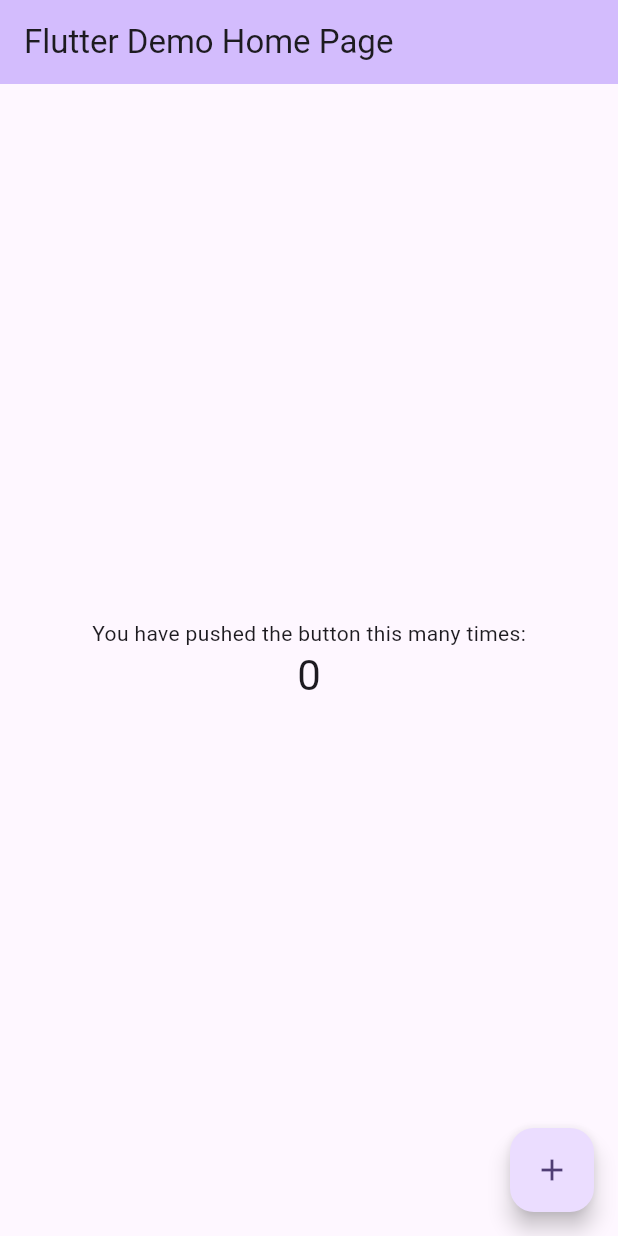
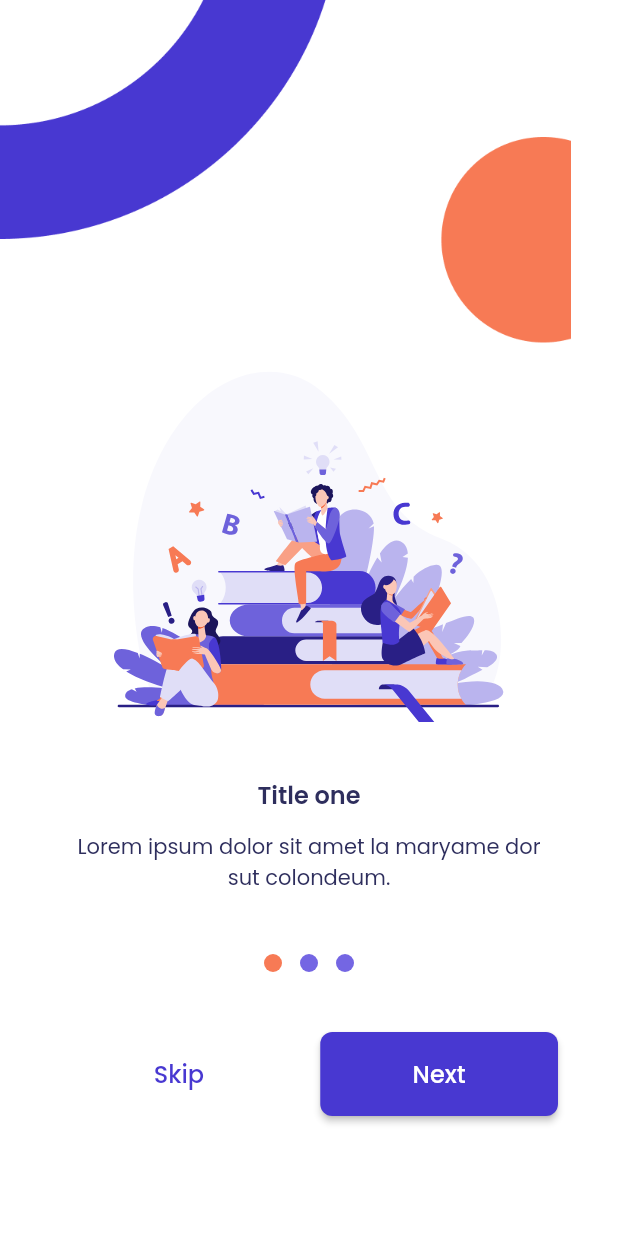
Before and after one commit to bobirbek1/audio_book, a Flutter app: the screen it shows after launch, on a phone screen of 412 x 824 dp. Run offline on Flutter 3.47's test engine with Material 2 defaults, Android fonts, the phone set to English and light mode, and no system bars; our stand-ins replace flutter_svg, google_fonts.

Commit message:
feat: lesson 06, onBoarding ui

```diff
--- a/lib/gen/assets.gen.dart
+++ b/lib/gen/assets.gen.dart
@@ -134,11 +134,11 @@ class $AssetsIconsGen {
 class $AssetsImagesGen {
   const $AssetsImagesGen();
 
-  /// File path: assets/images/bg_pattern_dark.svg
-  SvgGenImage get bgPatternDark => const SvgGenImage('assets/images/bg_pattern_dark.svg');
+  /// File path: assets/images/bg_pattern_dark.png
+  AssetGenImage get bgPatternDark => const AssetGenImage('assets/images/bg_pattern_dark.png');
 
-  /// File path: assets/images/bg_pattern_light.svg
-  SvgGenImage get bgPatternLight => const SvgGenImage('assets/images/bg_pattern_light.svg');
+  /// File path: assets/images/bg_pattern_light.png
+  AssetGenImage get bgPatternLight => const AssetGenImage('assets/images/bg_pattern_light.png');
 
   /// File path: assets/images/comunity.svg
   SvgGenImage get comunity => const SvgGenImage('assets/images/comunity.svg');
--- a/lib/main.dart
+++ b/lib/main.dart
@@ -1,125 +1,7 @@
+
+import 'package:audio_book/src/presentation/base/my_app.dart';
 import 'package:flutter/material.dart';
 
 void main() {
   runApp(const MyApp());
 }
-
-class MyApp extends StatelessWidget {
-  const MyApp({super.key});
-
-  // This widget is the root of your application.
-  @override
-  Widget build(BuildContext context) {
-    return MaterialApp(
-      title: 'Flutter Demo',
-      theme: ThemeData(
-        // This is the theme of your application.
-        //
-        // TRY THIS: Try running your application with "flutter run". You'll see
-        // the application has a blue toolbar. Then, without quitting the app,
-        // try changing the seedColor in the colorScheme below to Colors.green
-        // and then invoke "hot reload" (save your changes or press the "hot
-        // reload" button in a Flutter-supported IDE, or press "r" if you used
-        // the command line to start the app).
-        //
-        // Notice that the counter didn't reset back to zero; the application
-        // state is not lost during the reload. To reset the state, use hot
-        // restart instead.
-        //
-        // This works for code too, not just values: Most code changes can be
-        // tested with just a hot reload.
-        colorScheme: ColorScheme.fromSeed(seedColor: Colors.deepPurple),
-        useMaterial3: true,
-      ),
-      home: const MyHomePage(title: 'Flutter Demo Home Page'),
-    );
-  }
-}
-
-class MyHomePage extends StatefulWidget {
-  const MyHomePage({super.key, required this.title});
-
-  // This widget is the home page of your application. It is stateful, meaning
-  // that it has a State object (defined below) that contains fields that affect
-  // how it looks.
-
-  // This class is the configuration for the state. It holds the values (in this
-  // case the title) provided by the parent (in this case the App widget) and
-  // used by the build method of the State. Fields in a Widget subclass are
-  // always marked "final".
-
-  final String title;
-
-  @override
-  State<MyHomePage> createState() => _MyHomePageState();
-}
-
-class _MyHomePageState extends State<MyHomePage> {
-  int _counter = 0;
-
-  void _incrementCounter() {
-    setState(() {
-      // This call to setState tells the Flutter framework that something has
-      // changed in this State, which causes it to rerun the build method below
-      // so that the display can reflect the updated values. If we changed
-      // _counter without calling setState(), then the build method would not be
-      // called again, and so nothing would appear to happen.
-      _counter++;
-    });
-  }
-
-  @override
-  Widget build(BuildContext context) {
-    // This method is rerun every time setState is called, for instance as done
-    // by the _incrementCounter method above.
-    //
-    // The Flutter framework has been optimized to make rerunning build methods
-    // fast, so that you can just rebuild anything that needs updating rather
-    // than having to individually change instances of widgets.
-    return Scaffold(
-      appBar: AppBar(
-        // TRY THIS: Try changing the color here to a specific color (to
-        // Colors.amber, perhaps?) and trigger a hot reload to see the AppBar
-        // change color while the other colors stay the same.
-        backgroundColor: Theme.of(context).colorScheme.inversePrimary,
-        // Here we take the value from the MyHomePage object that was created by
-        // the App.build method, and use it to set our appbar title.
-        title: Text(widget.title),
-      ),
-      body: Center(
-        // Center is a layout widget. It takes a single child and positions it
-        // in the middle of the parent.
-        child: Column(
-          // Column is also a layout widget. It takes a list of children and
-          // arranges them vertically. By default, it sizes itself to fit its
-          // children horizontally, and tries to be as tall as its parent.
-          //
-          // Column has various properties to control how it sizes itself and
-          // how it positions its children. Here we use mainAxisAlignment to
-          // center the children vertically; the main axis here is the vertical
-          // axis because Columns are vertical (the cross axis would be
-          // horizontal).
-          //
-          // TRY THIS: Invoke "debug painting" (choose the "Toggle Debug Paint"
-          // action in the IDE, or press "p" in the console), to see the
-          // wireframe for each widget.
-          mainAxisAlignment: MainAxisAlignment.center,
-          children: <Widget>[
-            const Text(
-              'You have pushed the button this many times:',
-            ),
-            Text(
-              '$_counter',
-              style: Theme.of(context).textTheme.headlineMedium,
-            ),
-          ],
-        ),
-      ),
-      floatingActionButton: FloatingActionButton(
-        onPressed: _incrementCounter,
-        tooltip: 'Increment',
-        child: const Icon(Icons.add),
-      ), // This trailing comma makes auto-formatting nicer for build methods.
-    );
-  }
-}
--- /dev/null
+++ b/lib/src/presentation/base/my_app.dart
@@ -0,0 +1,27 @@
+
+
+
+
+
+import 'package:audio_book/gen/colors.gen.dart';
+import 'package:audio_book/src/presentation/pages/on_boarding/on_boarding_page.dart';
+import 'package:audio_book/src/presentation/pages/splash/splash_page.dart';
+import 'package:flutter/material.dart';
+import 'package:google_fonts/google_fonts.dart';
+
+class MyApp extends StatelessWidget {
+  const MyApp({super.key});
+
+  @override
+  Widget build(BuildContext context) {
+    return MaterialApp(
+      title: "Audio book",
+      theme: ThemeData(
+        brightness: Brightness.light,
+        fontFamily: GoogleFonts.poppins().fontFamily,
+        scaffoldBackgroundColor: ColorName.white,
+      ),
+      home: const OnBoardingPage(),
+    );
+  }
+}
--- /dev/null
+++ b/lib/src/presentation/pages/on_boarding/on_boarding_page.dart
@@ -0,0 +1,176 @@
+import 'package:audio_book/gen/assets.gen.dart';
+import 'package:audio_book/gen/colors.gen.dart';
+import 'package:audio_book/src/presentation/widgets/page_indicator.dart';
+import 'package:flutter/material.dart';
+import 'package:flutter_svg/flutter_svg.dart';
+
+class OnBoardingPage extends StatelessWidget {
+  const OnBoardingPage({super.key});
+
+  @override
+  Widget build(BuildContext context) {
+    final pageController = PageController();
+    return Scaffold(
+      body: Stack(
+        children: [
+          Assets.images.bgPatternLight.image(
+            fit: BoxFit.cover,
+          ),
+          Column(
+            children: [
+              Expanded(
+                child: PageView(
+                  controller: pageController,
+                  children: [
+                    _PageItem(
+                      title: "Title one",
+                      subtitle:
+                          "Lorem ipsum dolor sit amet la maryame dor sut colondeum.",
+                      svgPath: Assets.images.people.path,
+                    ),
+                    _PageItem(
+                      title: "Title one",
+                      subtitle:
+                          "Lorem ipsum dolor sit amet la maryame dor sut colondeum.",
+                      svgPath: Assets.images.people.path,
+                    ),
+                    _PageItem(
+                      title: "Title one",
+                      subtitle:
+                          "Lorem ipsum dolor sit amet la maryame dor sut colondeum.",
+                      svgPath: Assets.images.people.path,
+                    ),
+                  ],
+                ),
+              ),
+              PageIndicator(controller: pageController),
+              const SizedBox(
+                height: 40,
+              ),
+              Row(
+                children: [
+                  const SizedBox(
+                    width: 40,
+                  ),
+                  Expanded(
+                    child: TextButton(
+                      onPressed: () {},
+                      style: TextButton.styleFrom(
+                          fixedSize: const Size.fromHeight(56),
+                          shape: RoundedRectangleBorder(
+                            borderRadius: BorderRadius.circular(
+                              8,
+                            ),
+                          ),
+                          foregroundColor: ColorName.primary50),
+                      child: const Text(
+                        "Skip",
+                        textAlign: TextAlign.center,
+                        style: TextStyle(
+                          fontSize: 16,
+                          fontWeight: FontWeight.w500,
+                          color: ColorName.primary50,
+                        ),
+                      ),
+                    ),
+                  ),
+                  const SizedBox(
+                    width: 15,
+                  ),
+                  Expanded(
+                    child: ElevatedButton(
+                      onPressed: () {
+                        if (pageController.page == 2) {
+                          return;
+                        }
+                        pageController.animateToPage(
+                            pageController.page!.toInt() + 1,
+                            duration: const Duration(milliseconds: 250),
+                            curve: Curves.ease);
+                      },
+                      style: ElevatedButton.styleFrom(
+                          fixedSize: const Size.fromHeight(56),
+                          shape: RoundedRectangleBorder(
+                            borderRadius: BorderRadius.circular(
+                              8,
+                            ),
+                          ),
+                          backgroundColor: ColorName.primary50),
+                      child: const Text(
+                        "Next",
+                        textAlign: TextAlign.center,
+                        style: TextStyle(
+                          fontSize: 16,
+                          fontWeight: FontWeight.w500,
+                          color: ColorName.white,
+                        ),
+                      ),
+                    ),
+                  ),
+                  const SizedBox(
+                    width: 40,
+                  ),
+                ],
+              ),
+              const SizedBox(
+                height: 80,
+              ),
+            ],
+          ),
+        ],
+      ),
+    );
+  }
+}
+
+class _PageItem extends StatelessWidget {
+  final String svgPath;
+  final String title;
+  final String subtitle;
+
+  const _PageItem(
+      {required this.title, required this.subtitle, required this.svgPath});
+
+  @override
+  Widget build(BuildContext context) {
+    return Padding(
+      padding: const EdgeInsets.symmetric(horizontal: 40),
+      child: Column(
+        mainAxisAlignment: MainAxisAlignment.end,
+        children: [
+          SvgPicture.asset(
+            svgPath,
+            fit: BoxFit.contain,
+            width: 260,
+            height: 260,
+          ),
+          const SizedBox(
+            height: 23,
+          ),
+          Text(
+            title,
+            style: const TextStyle(
+              fontSize: 16,
+              fontWeight: FontWeight.w600,
+              color: ColorName.neutral80,
+            ),
+          ),
+          const SizedBox(
+            height: 12,
+          ),
+          Text(
+            subtitle,
+            textAlign: TextAlign.center,
+            style: const TextStyle(
+              fontSize: 14,
+              color: ColorName.neutral80,
+            ),
+          ),
+          const SizedBox(
+            height: 40,
+          ),
+        ],
+      ),
+    );
+  }
+}
--- /dev/null
+++ b/lib/src/presentation/pages/splash/splash_page.dart
@@ -0,0 +1,32 @@
+import 'package:audio_book/gen/assets.gen.dart';
+import 'package:audio_book/gen/colors.gen.dart';
+import 'package:flutter/material.dart';
+
+class SplashPage extends StatelessWidget {
+  const SplashPage({super.key});
+
+  @override
+  Widget build(BuildContext context) {
+    return Scaffold(
+      body: SizedBox(
+        width: double.infinity,
+        child: Column(
+          mainAxisAlignment: MainAxisAlignment.spaceAround,
+          children: [
+            Assets.images.logo.svg(
+              width: 160,
+              height: 160
+            ),
+            const Text(
+              "version: 1.0",
+              style: TextStyle(
+                fontSize: 14,
+                color: ColorName.primary50,
+              ),
+            )
+          ],
+        ),
+      ),
+    );
+  }
+}
--- /dev/null
+++ b/lib/src/presentation/widgets/page_indicator.dart
@@ -0,0 +1,74 @@
+import 'package:audio_book/gen/colors.gen.dart';
+import 'package:flutter/material.dart';
+
+class PageIndicator extends StatefulWidget {
+  final PageController controller;
+  const PageIndicator({required this.controller, super.key});
+
+  @override
+  State<PageIndicator> createState() => _PageIndicatorState();
+}
+
+class _PageIndicatorState extends State<PageIndicator> {
+  int currentPage = 0;
+  @override
+  void initState() {
+    widget.controller.addListener(() {
+      final q = widget.controller.page! % 1;
+      if (q <= 0.2 || q >= 0.8) {
+        setState(() {
+          currentPage = widget.controller.page!.toInt();
+        });
+      }
+    });
+    super.initState();
+  }
+
+  @override
+  Widget build(BuildContext context) {
+    return Row(
+      mainAxisAlignment: MainAxisAlignment.center,
+      children: [
+        SizedBox(
+          width: 12,
+          height: 12,
+          child: DecoratedBox(
+            decoration: BoxDecoration(
+              shape: BoxShape.circle,
+              color:
+                  currentPage == 0 ? ColorName.accent50 : ColorName.primary40,
+            ),
+          ),
+        ),
+        const SizedBox(
+          width: 12,
+        ),
+        SizedBox(
+          width: 12,
+          height: 12,
+          child: DecoratedBox(
+            decoration: BoxDecoration(
+              shape: BoxShape.circle,
+              color:
+                  currentPage == 1 ? ColorName.accent50 : ColorName.primary40,
+            ),
+          ),
+        ),
+        const SizedBox(
+          width: 12,
+        ),
+        SizedBox(
+          width: 12,
+          height: 12,
+          child: DecoratedBox(
+            decoration: BoxDecoration(
+              shape: BoxShape.circle,
+              color:
+                  currentPage == 2 ? ColorName.accent50 : ColorName.primary40,
+            ),
+          ),
+        ),
+      ],
+    );
+  }
+}
```
Also changed, not shown: pubspec.yaml (+4 -4 lines), assets/images/bg_pattern_dark.png (added), assets/images/bg_pattern_dark.svg (deleted), assets/images/bg_pattern_light.png (added), assets/images/bg_pattern_light.svg (deleted), pubspec.lock, 11 other files.
